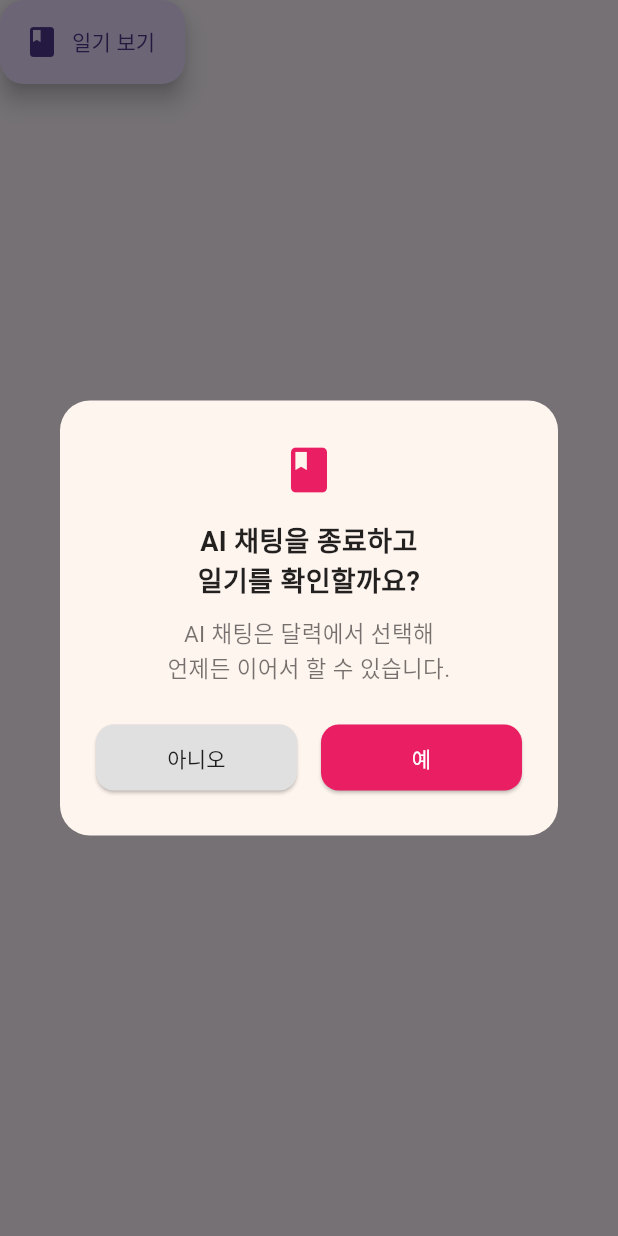
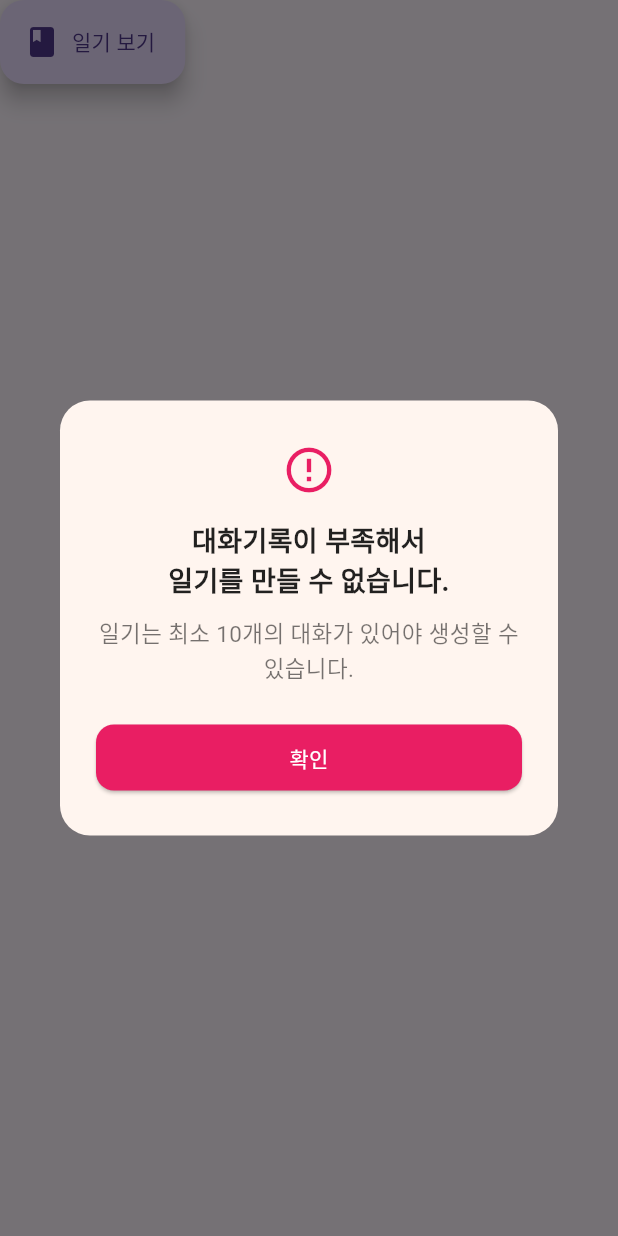
Before and after one commit to Lunary-AI-Diary/Lunary, a Flutter app: the ShowDiaryFab widget shown alone on an empty page, opened directly with empty values, after a tap on "일기 보기", on a phone screen of 412 x 824 dp. Run offline on Flutter 3.47's test engine with Material 3 defaults, Android fonts, the phone set to English and light mode, and no system bars; our stand-ins replace cloud_firestore, firebase_auth, firebase_core, flutter_dotenv; accounts and stored records are empty.

Commit message:
feat: 다시 생각해 보니까 플로팅 버튼은 항상 있고 대화 기록이 부족한데 누르면 안내문 띄우는 방식이 더 좋은 것 같아서 수정

```diff
--- a/lib/screens/chat/chat_screen.dart
+++ b/lib/screens/chat/chat_screen.dart
@@ -171,12 +171,7 @@ class _ChatScreenState extends State<ChatScreen> {
         stream: _chatService.getMessageCountStream(widget.dateId),
         builder: (context, snapshot) {
           final count = snapshot.data ?? 0;
-          // 일기 보기 플로팅 액션 버튼은 대화 기록이 10이상일 때만 보여짐
-          if (count >= 10) {
-            return ShowDiaryFab(dateId: widget.dateId);
-          } else {
-            return const SizedBox.shrink();
-          }
+          return ShowDiaryFab(dateId: widget.dateId, chatCount: count);
         },
       ),
     );
--- a/lib/screens/chat/show_diary_fab.dart
+++ b/lib/screens/chat/show_diary_fab.dart
@@ -3,9 +3,13 @@ import 'package:lunary/screens/diary/diary_screen.dart';
 
 class ShowDiaryFab extends StatelessWidget {
   final String dateId;
-  final VoidCallback? onDiaryOpened;
+  final int chatCount;
 
-  const ShowDiaryFab({super.key, required this.dateId, this.onDiaryOpened});
+  const ShowDiaryFab({
+    super.key,
+    required this.dateId,
+    required this.chatCount,
+  });
 
   @override
   Widget build(BuildContext context) {
@@ -13,7 +17,8 @@ class ShowDiaryFab extends StatelessWidget {
       padding: const EdgeInsets.only(bottom: 60),
       child: FloatingActionButton.extended(
         onPressed: () async {
-          final result = await showDialog<bool>(
+          if (chatCount < 10) {
+            await showDialog(
               context: context,
               builder: (context) => Dialog(
                 shape: RoundedRectangleBorder(
@@ -28,10 +33,10 @@ class ShowDiaryFab extends StatelessWidget {
                   child: Column(
                     mainAxisSize: MainAxisSize.min,
                     children: [
-                    Icon(Icons.book, color: Colors.pink, size: 36),
+                      Icon(Icons.error_outline, color: Colors.pink, size: 36),
                       const SizedBox(height: 16),
                       const Text(
-                      "AI 채팅을 종료하고\n일기를 확인할까요?",
+                        "대화기록이 부족해서\n일기를 만들 수 없습니다.",
                         textAlign: TextAlign.center,
                         style: TextStyle(
                           fontSize: 18,
@@ -41,32 +46,13 @@ class ShowDiaryFab extends StatelessWidget {
                       ),
                       const SizedBox(height: 10),
                       const Text(
-                      "AI 채팅은 달력에서 선택해\n언제든 이어서 할 수 있습니다.",
+                        "일기는 최소 10개의 대화가 있어야 생성할 수 있습니다.",
                         textAlign: TextAlign.center,
                         style: TextStyle(fontSize: 15, color: Colors.black54),
                       ),
                       const SizedBox(height: 24),
                       Row(
-                      mainAxisAlignment: MainAxisAlignment.spaceEvenly,
                         children: [
-                        Expanded(
-                          child: ElevatedButton(
-                            style: ElevatedButton.styleFrom(
-                              backgroundColor: Colors.grey.shade300,
-                              foregroundColor: Colors.black87,
-                              shape: RoundedRectangleBorder(
-                                borderRadius: BorderRadius.circular(12),
-                              ),
-                              padding: const EdgeInsets.symmetric(
-                                horizontal: 0,
-                                vertical: 12,
-                              ),
-                            ),
-                            onPressed: () => Navigator.of(context).pop(false),
-                            child: const Text("아니오"),
-                          ),
-                        ),
-                        const SizedBox(width: 16),
                           Expanded(
                             child: ElevatedButton(
                               style: ElevatedButton.styleFrom(
@@ -80,8 +66,8 @@ class ShowDiaryFab extends StatelessWidget {
                                   vertical: 12,
                                 ),
                               ),
-                            onPressed: () => Navigator.of(context).pop(true),
-                            child: const Text("예"),
+                              onPressed: () => Navigator.of(context).pop(),
+                              child: const Text("확인"),
                             ),
                           ),
                         ],
@@ -91,13 +77,10 @@ class ShowDiaryFab extends StatelessWidget {
                 ),
               ),
             );
-          if (result == true) {
+          } else {
             Navigator.of(context).push(
               MaterialPageRoute(builder: (_) => DiaryScreen(dateId: dateId)),
             );
-            if (onDiaryOpened != null) {
-              onDiaryOpened!();
-            }
           }
         },
         icon: const Icon(Icons.book),
```
Lines whose indentation alone changed are shown as unchanged.
